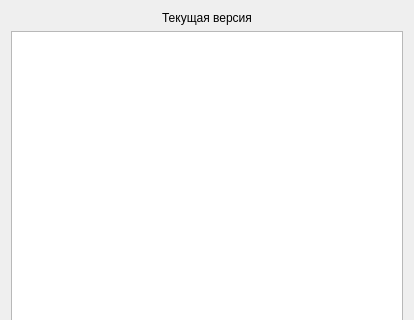
This is src/view/changeswindow.ui in rnikbond/worktime as Qt 5 draws it before an edit; both pictures show x 0 to 414 and y 0 to 320 of the 414 by 459 pixel window. The edited form follows.
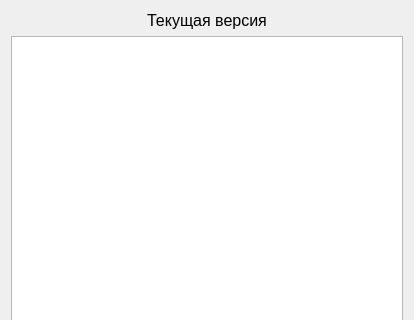
This is the edited form.

What changed in the file:
```diff
--- a/src/view/changeswindow.ui
+++ b/src/view/changeswindow.ui
@@ -16,6 +16,11 @@
   <layout class="QVBoxLayout" name="verticalLayout">
    <item>
     <widget class="QLabel" name="TitleLabel">
+     <property name="font">
+      <font>
+       <pointsize>12</pointsize>
+      </font>
+     </property>
      <property name="text">
       <string>Текущая версия</string>
      </property>
```
